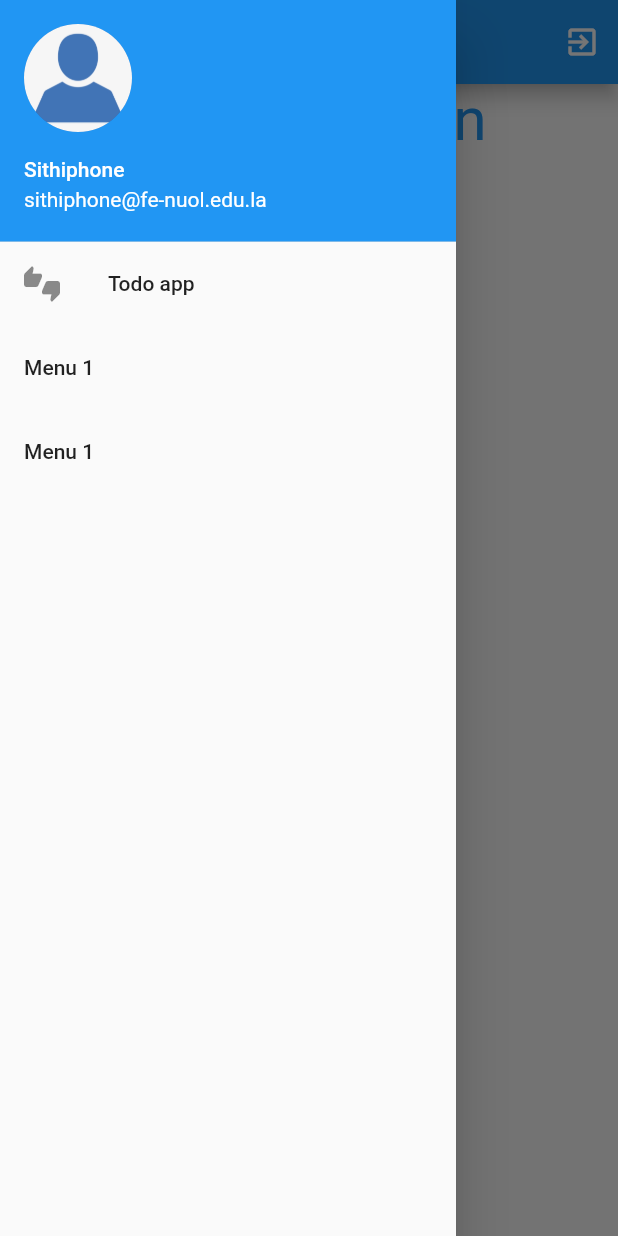
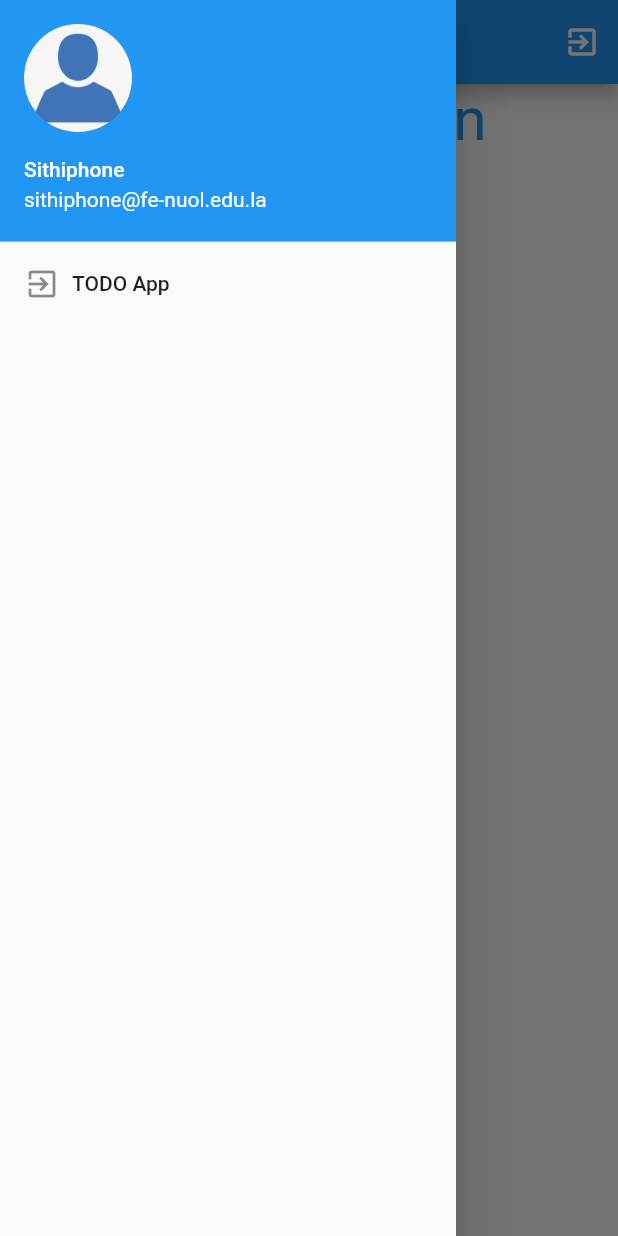
Before and after one commit to sithiphone/moic_firebase_app, a Flutter app: the Home screen opened directly, with the side drawer open, on a phone screen of 412 x 824 dp. Run offline on Flutter 3.47's test engine with Material 2 defaults, Android fonts, the phone set to English and light mode, and no system bars; our stand-ins replace cloud_firestore, firebase_auth, firebase_storage, image_picker, modal_progress_hud; accounts and stored records are empty.

Commit message:
Refactor code on Drawer menu

```diff
--- /dev/null
+++ b/lib/screens/AppDrawer.dart
@@ -0,0 +1,37 @@
+import 'package:flutter/material.dart';
+
+class AppDrawer extends StatelessWidget {
+
+  Widget _createDrawerItem(IconData icon, String text, GestureTapCallback onTap){
+    return ListTile(
+      title: Row(
+        children: [
+          Icon(icon),
+          Padding(padding: EdgeInsets.only(left: 8.0), child: Text(text),),
+        ],
+      ),
+      onTap: onTap,
+    );
+  }
+
+  @override
+  Widget build(BuildContext context) {
+    return Drawer(
+      child: ListView(
+        padding: EdgeInsets.zero,
+        children: [
+          UserAccountsDrawerHeader(
+            margin: EdgeInsets.all(0.0),
+            accountName: Text("Sithiphone"),
+            accountEmail: Text("sithiphone@fe-nuol.edu.la"),
+            currentAccountPicture: CircleAvatar(
+              backgroundImage: AssetImage("assets/person.png"),
+            ),
+          ),
+          _createDrawerItem(Icons.exit_to_app, "TODO App", () => Navigator.pushNamed(context, "/todo_home")),
+
+        ],
+      ),
+    );
+  }
+}
--- a/lib/screens/home.dart
+++ b/lib/screens/home.dart
@@ -2,6 +2,7 @@ import 'package:cloud_firestore/cloud_firestore.dart';
 import 'package:firebase_auth/firebase_auth.dart';
 import 'package:flutter/material.dart';
 import 'package:moic_firebase_app/models/User.dart';
+import 'package:moic_firebase_app/screens/AppDrawer.dart';
 
 class Home extends StatefulWidget {
   @override
@@ -51,37 +52,7 @@ class _HomeState extends State<Home> {
           ],
         ),
       ),
-      drawer: Drawer(
-        child: ListView(
-          padding: EdgeInsets.zero,
-          children: [
-            UserAccountsDrawerHeader(
-              margin: EdgeInsets.all(0.0),
-              accountName: Text("Sithiphone"),
-              accountEmail: Text("sithiphone@fe-nuol.edu.la"),
-              currentAccountPicture: CircleAvatar(
-                backgroundImage: AssetImage("assets/person.png"),
-              ),
-            ),
-            ListTile(
-              leading: Icon(Icons.thumbs_up_down),
-              title: Text("Todo app"),
-              onTap: (){
-                Navigator.pushNamed(context, "/todo_home");
-              },
-            ),
-            ListTile(
-              title: Text("Menu 1"),
-              onTap: (){},
-            ),
-            ListTile(
-              title: Text("Menu 1"),
-              onTap: (){},
-            ),
-
-          ],
-        ),
-      ),
+      drawer: AppDrawer(),
     );
   }
 
```
